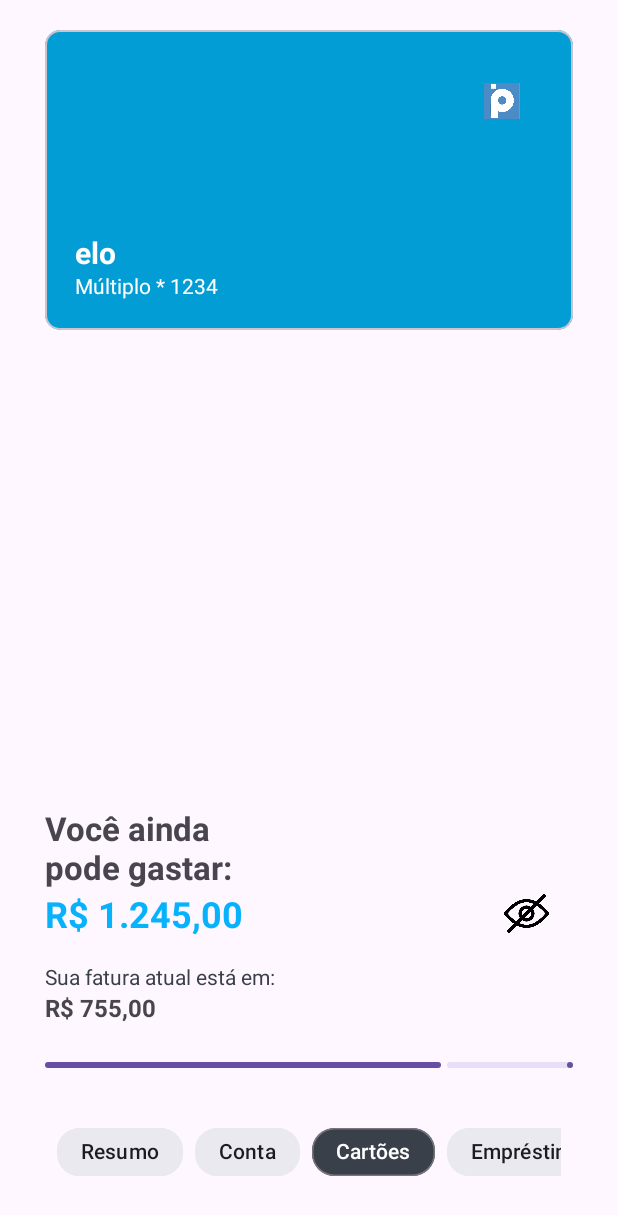
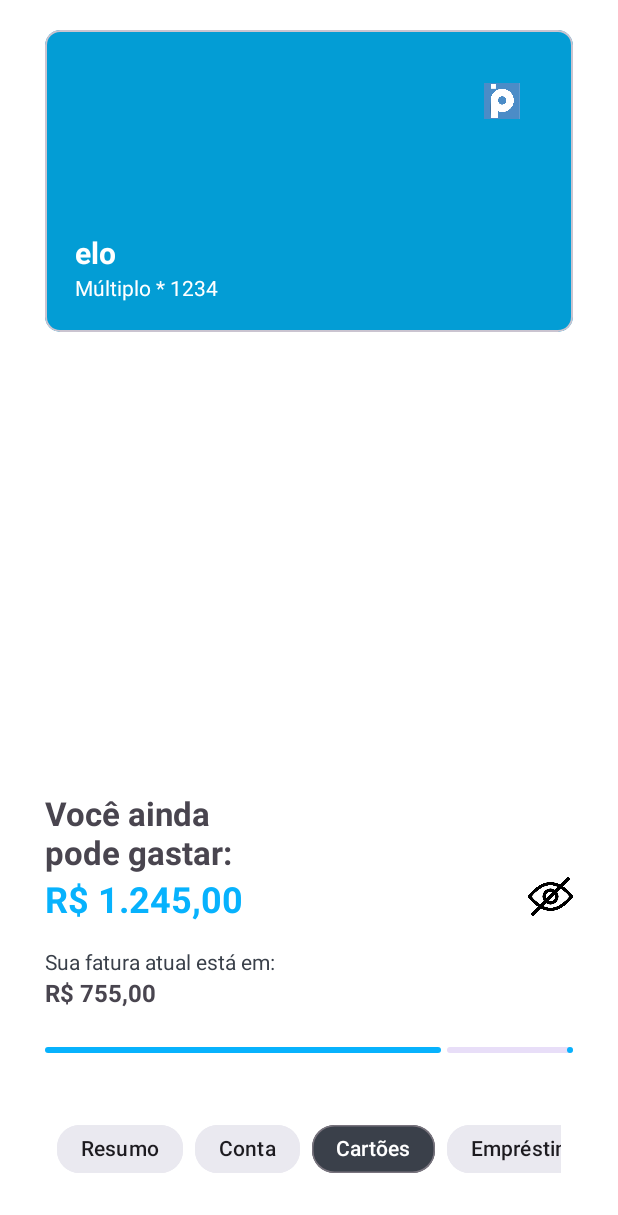
Before and after one commit to FredymarLeon/DESAFIO-EXTRA-KOTLIN-PARA-ANDROID, an Android app: the CardFragment screen opened through its navigation route, on a phone screen of 412 x 824 dp. Shown: the top 1215 px of the screen. Run offline under Robolectric (Android 15) with nearby library versions, the phone set to English and light mode, and no system bars; Roboto replaces fonts that are not available here; 2 statements that could not run were skipped.

Commit message:
Finalizando Correções no layout para obter responsividade.
Criação de card com imagem do Home.

```diff
--- a/app/src/main/AndroidManifest.xml
+++ b/app/src/main/AndroidManifest.xml
@@ -6,9 +6,8 @@
         android:allowBackup="true"
         android:dataExtractionRules="@xml/data_extraction_rules"
         android:fullBackupContent="@xml/backup_rules"
-        android:icon="@mipmap/ic_launcher"
+        android:icon="@drawable/ic_bank"
         android:label="@string/app_name"
-        android:roundIcon="@mipmap/ic_launcher_round"
         android:supportsRtl="true"
         android:theme="@style/Theme.CloneDoAplicativoDoBancoPan"
         tools:targetApi="31">
--- /dev/null
+++ b/app/src/main/res/drawable/baseline_local_florist_24.xml
@@ -0,0 +1,5 @@
+<vector xmlns:android="http://schemas.android.com/apk/res/android" android:alpha="0.52" android:height="24dp" android:tint="#03A9F4" android:viewportHeight="24" android:viewportWidth="24" android:width="24dp">
+
+    <path android:fillColor="@android:color/white" android:pathData="M12,22c4.97,0 9,-4.03 9,-9 -4.97,0 -9,4.03 -9,9zM5.6,10.25c0,1.38 1.12,2.5 2.5,2.5 0.53,0 1.01,-0.16 1.42,-0.44l-0.02,0.19c0,1.38 1.12,2.5 2.5,2.5s2.5,-1.12 2.5,-2.5l-0.02,-0.19c0.4,0.28 0.89,0.44 1.42,0.44 1.38,0 2.5,-1.12 2.5,-2.5 0,-1 -0.59,-1.85 -1.43,-2.25 0.84,-0.4 1.43,-1.25 1.43,-2.25 0,-1.38 -1.12,-2.5 -2.5,-2.5 -0.53,0 -1.01,0.16 -1.42,0.44l0.02,-0.19C14.5,2.12 13.38,1 12,1S9.5,2.12 9.5,3.5l0.02,0.19c-0.4,-0.28 -0.89,-0.44 -1.42,-0.44 -1.38,0 -2.5,1.12 -2.5,2.5 0,1 0.59,1.85 1.43,2.25 -0.84,0.4 -1.43,1.25 -1.43,2.25zM12,5.5c1.38,0 2.5,1.12 2.5,2.5s-1.12,2.5 -2.5,2.5S9.5,9.38 9.5,8s1.12,-2.5 2.5,-2.5zM3,13c0,4.97 4.03,9 9,9 0,-4.97 -4.03,-9 -9,-9z"/>
+
+</vector>
--- /dev/null
+++ b/app/src/main/res/drawable/baseline_local_hospital_24.xml
@@ -0,0 +1,5 @@
+<vector xmlns:android="http://schemas.android.com/apk/res/android" android:alpha="0.52" android:height="24dp" android:tint="#07B2FD" android:viewportHeight="24" android:viewportWidth="24" android:width="24dp">
+
+    <path android:fillColor="@android:color/white" android:pathData="M19,3L5,3c-1.1,0 -1.99,0.9 -1.99,2L3,19c0,1.1 0.9,2 2,2h14c1.1,0 2,-0.9 2,-2L21,5c0,-1.1 -0.9,-2 -2,-2zM18,14h-4v4h-4v-4L6,14v-4h4L10,6h4v4h4v4z"/>
+
+</vector>
--- a/app/src/main/res/drawable/baseline_reorder_24.xml
+++ /dev/null
@@ -1,5 +0,0 @@
-<vector xmlns:android="http://schemas.android.com/apk/res/android" android:alpha="0.52" android:height="24dp" android:tint="#FFFFFF" android:viewportHeight="24" android:viewportWidth="24" android:width="24dp">
-
-    <path android:fillColor="@color/blue_app1" android:pathData="M3,15h18v-2L3,13v2zM3,19h18v-2L3,17v2zM3,11h18L21,9L3,9v2zM3,5v2h18L21,5L3,5z"/>
-
-</vector>
--- a/app/src/main/res/layout/fragment_card.xml
+++ b/app/src/main/res/layout/fragment_card.xml
@@ -1,22 +1,25 @@
 <?xml version="1.0" encoding="utf-8"?>
-<androidx.constraintlayout.widget.ConstraintLayout xmlns:android="http://schemas.android.com/apk/res/android"
+<ScrollView xmlns:android="http://schemas.android.com/apk/res/android"
     xmlns:app="http://schemas.android.com/apk/res-auto"
-    xmlns:tools="http://schemas.android.com/tools"
     android:layout_width="match_parent"
     android:layout_height="match_parent"
+    android:background="@color/white"
+    android:fillViewport="true">
+
+    <LinearLayout
+        android:layout_width="match_parent"
+        android:layout_height="wrap_content"
         android:layout_marginHorizontal="30dp"
         android:layout_marginVertical="20dp"
-    tools:context=".fragments.CardFragment">
+        android:gravity="bottom"
+        android:orientation="vertical">
 
         <com.google.android.material.card.MaterialCardView
             android:id="@+id/cvCardElo"
             android:layout_width="match_parent"
-        android:layout_height="200dp"
+            android:layout_height="wrap_content"
             android:backgroundTint="#039DD5"
-        app:cardCornerRadius="10dp"
-        app:layout_constraintEnd_toEndOf="parent"
-        app:layout_constraintStart_toStartOf="parent"
-        app:layout_constraintTop_toTopOf="parent">
+            app:cardCornerRadius="10dp">
 
             <LinearLayout
                 android:layout_width="match_parent"
@@ -57,14 +60,17 @@
             </LinearLayout>
         </com.google.android.material.card.MaterialCardView>
 
+        <View
+            android:layout_width="match_parent"
+            android:layout_height="0dp"
+            android:layout_weight="1" />
+
         <LinearLayout
             android:layout_width="match_parent"
             android:layout_height="wrap_content"
-        app:layout_constraintBottom_toTopOf="@id/scrollViewChips">
-
-        <androidx.constraintlayout.widget.ConstraintLayout
-            android:layout_width="match_parent"
-            android:layout_height="match_parent">
+            android:layout_marginTop="20dp"
+            android:gravity="bottom"
+            android:orientation="vertical">
 
             <TextView
                 android:id="@+id/tvCardLimit"
@@ -72,31 +78,31 @@
                 android:layout_height="wrap_content"
                 android:text="@string/tv_card_limit"
                 android:textSize="22sp"
-                android:textStyle="bold"
-                app:layout_constraintStart_toStartOf="parent"
-                app:layout_constraintTop_toTopOf="parent" />
+                android:textStyle="bold" />
+
+            <LinearLayout
+                android:layout_width="match_parent"
+                android:layout_height="wrap_content"
+                android:orientation="horizontal">
 
                 <TextView
                     android:id="@+id/tvAvailableCardLimit"
-                android:layout_width="wrap_content"
+                    android:layout_width="0dp"
                     android:layout_height="wrap_content"
+                    android:layout_weight="1"
+                    android:gravity="start"
                     android:text="@string/tv_available_card_limit"
                     android:textColor="@color/blue_app1"
                     android:textSize="24sp"
-                android:textStyle="bold"
-                app:layout_constraintStart_toStartOf="parent"
-                app:layout_constraintTop_toBottomOf="@+id/tvCardLimit" />
+                    android:textStyle="bold" />
 
                 <androidx.appcompat.widget.AppCompatImageView
                     android:id="@+id/ivCardVisibilityOff"
                     android:layout_width="30dp"
                     android:layout_height="30dp"
-                android:layout_marginEnd="16dp"
                     android:scaleType="fitCenter"
-                android:src="@drawable/ic_visibility_off"
-                app:layout_constraintBottom_toBottomOf="@+id/tvAvailableCardLimit"
-                app:layout_constraintEnd_toEndOf="parent"
-                app:layout_constraintTop_toTopOf="@+id/tvAvailableCardLimit" />
+                    android:src="@drawable/ic_visibility_off" />
+            </LinearLayout>
 
             <TextView
                 android:id="@+id/tvCurrentInvoice"
@@ -105,9 +111,7 @@
                 android:layout_marginTop="16dp"
                 android:text="@string/tv_current_invoice"
                 android:textColor="@color/gray1"
-                android:textSize="14sp"
-                app:layout_constraintStart_toStartOf="parent"
-                app:layout_constraintTop_toBottomOf="@+id/tvAvailableCardLimit" />
+                android:textSize="14sp" />
 
             <TextView
                 android:id="@+id/tvCurrentInvoiceAmount"
@@ -115,33 +119,26 @@
                 android:layout_height="wrap_content"
                 android:text="@string/tv_current_invoice_amount"
                 android:textSize="16sp"
-                android:textStyle="bold"
-                app:layout_constraintStart_toStartOf="parent"
-                app:layout_constraintTop_toBottomOf="@id/tvCurrentInvoice" />
+                android:textStyle="bold" />
 
             <com.google.android.material.progressindicator.LinearProgressIndicator
                 android:id="@+id/progressBar"
                 android:layout_width="match_parent"
                 android:layout_height="wrap_content"
                 android:layout_marginTop="25dp"
-                android:progress="75"
-                android:progressBackgroundTint="@color/blue_app1"
-                app:layout_constraintEnd_toEndOf="parent"
-                app:layout_constraintStart_toStartOf="parent"
-                app:layout_constraintTop_toBottomOf="@+id/tvCurrentInvoiceAmount" />
-        </androidx.constraintlayout.widget.ConstraintLayout>
+                android:layout_marginBottom="20dp"
+                android:progress="75" />
         </LinearLayout>
+
 
         <HorizontalScrollView
             android:id="@+id/scrollViewChips"
             android:layout_width="match_parent"
             android:layout_height="wrap_content"
+            android:layout_marginBottom="8dp"
             android:paddingHorizontal="8dp"
-        android:paddingVertical="12dp"
-        android:scrollbars="none"
-        app:layout_constraintBottom_toBottomOf="parent"
-        app:layout_constraintEnd_toEndOf="parent"
-        app:layout_constraintStart_toStartOf="parent">
+            android:paddingBottom="6dp"
+            android:scrollbars="none">
 
             <com.google.android.material.chip.ChipGroup
                 android:id="@+id/chipGroup"
@@ -208,6 +205,9 @@
                     app:chipCornerRadius="15dp"
                     app:chipStrokeColor="@color/light_gray3" />
             </com.google.android.material.chip.ChipGroup>
+
         </HorizontalScrollView>
 
-</androidx.constraintlayout.widget.ConstraintLayout>
+    </LinearLayout>
+
+</ScrollView>
--- a/app/src/main/res/values/colors.xml
+++ b/app/src/main/res/values/colors.xml
@@ -7,6 +7,6 @@
     <color name="light_gray3">#EAE9F0</color>
     <color name="gray1">#3A404A</color>
     <color name="gray2">#767474</color>
-    <color name="blue_app1">#07B2FD</color>#4b8cc7
+    <color name="blue_app1">#07B2FD</color>
     <color name="blue_app2">#0899D8</color>
 </resources>
--- a/app/src/main/res/values/strings.xml
+++ b/app/src/main/res/values/strings.xml
@@ -25,7 +25,7 @@
     <string name="tv_title_apply_investments">Investimentos</string>
     <string name="tv_message_apply_investments">Coloque seu \ndinheiro para \nrender</string>
     <string name="tv_title_payment_options">Pagamentos</string>
-    <string name="tv_message_payment_options">Parele seus \nboletos em \naté 12x</string>
+    <string name="tv_message_payment_options">Parcele seus \nboletos em \naté 12x</string>
 
 <!--    Fragment Card-->
     <string name="elo_card">elo</string>
@@ -63,6 +63,7 @@
     <string name="chip_loans">Empréstimos</string>
     <string name="chip_investments">Investimentos</string>
     <string name="chip_protections">Proteções</string>
+    <string name="health_plan">Saúde de qualidade \npagando apenas R$ \n8,99 por mês.</string>
 
 
 </resources>
--- a/app/src/main/res/values/themes.xml
+++ b/app/src/main/res/values/themes.xml
@@ -3,6 +3,7 @@
     <style name="Base.Theme.CloneDoAplicativoDoBancoPan" parent="Theme.Material3.DayNight.NoActionBar">
         <!-- Customize your light theme here. -->
         <!-- <item name="colorPrimary">@color/my_light_primary</item> -->
+        <item name="colorPrimary">#07B2FD</item>
     </style>
 
     <style name="Theme.CloneDoAplicativoDoBancoPan" parent="Base.Theme.CloneDoAplicativoDoBancoPan" />
```
Also changed, not shown: app/src/main/res/drawable/baseline_woman_2_24.xml (added, +7 -0 lines), app/src/main/res/layout/fragment_home.xml (+47 -1 lines), app/src/main/res/layout/fragment_investments.xml (+34 -25 lines), app/src/main/res/drawable/client_photo.jpeg (deleted). Lines whose indentation alone changed are shown as unchanged.
